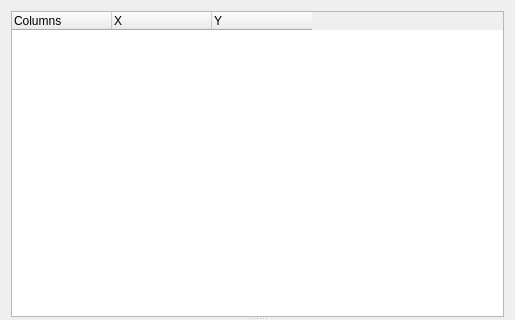
This is src/PlotDock.ui in sqlitebrowser/sqlitebrowser as Qt 5 draws it before an edit; both pictures show x 0 to 515 and y 0 to 320 of the 515 by 553 pixel window. The edited form follows.
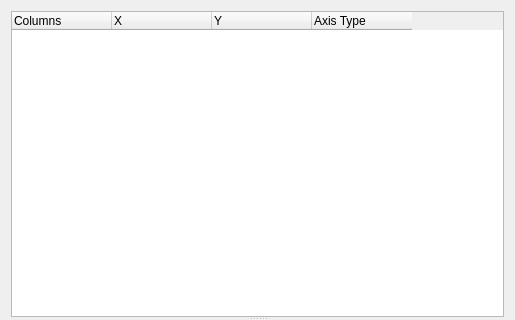
This is the edited form. Icons and pictures are not drawn. Custom widgets are drawn as their Qt base class.

Commit message:
Bar charts and Axis Type column in Plot Dock
String type columns are now selectable as X axis. In that case a bar chart
is plotted where the column values are used as bar labels.

A new Axis Type column is added to the axis selection table, so the user
knows before-hand how the plot will be drawn.

Line type and point shape combo-boxes are not enabled for bar charts, since
they don't make sense.

Columns that make no sense for the Y axis as strings and date/times are not
selectable for that axis.

Diff of the .ui file:
```diff
--- a/src/PlotDock.ui
+++ b/src/PlotDock.ui
@@ -30,7 +30,7 @@
        <bool>true</bool>
       </property>
       <property name="columnCount">
-       <number>3</number>
+       <number>4</number>
       </property>
       <attribute name="headerDefaultSectionSize">
        <number>100</number>
@@ -53,6 +53,11 @@
         <string>Y</string>
        </property>
       </column>
+      <column>
+       <property name="text">
+        <string>Axis Type</string>
+       </property>
+      </column>
      </widget>
      <widget class="QCustomPlot" name="plotWidget" native="true">
       <property name="sizePolicy">
```
The commit also changes 2 other files.
